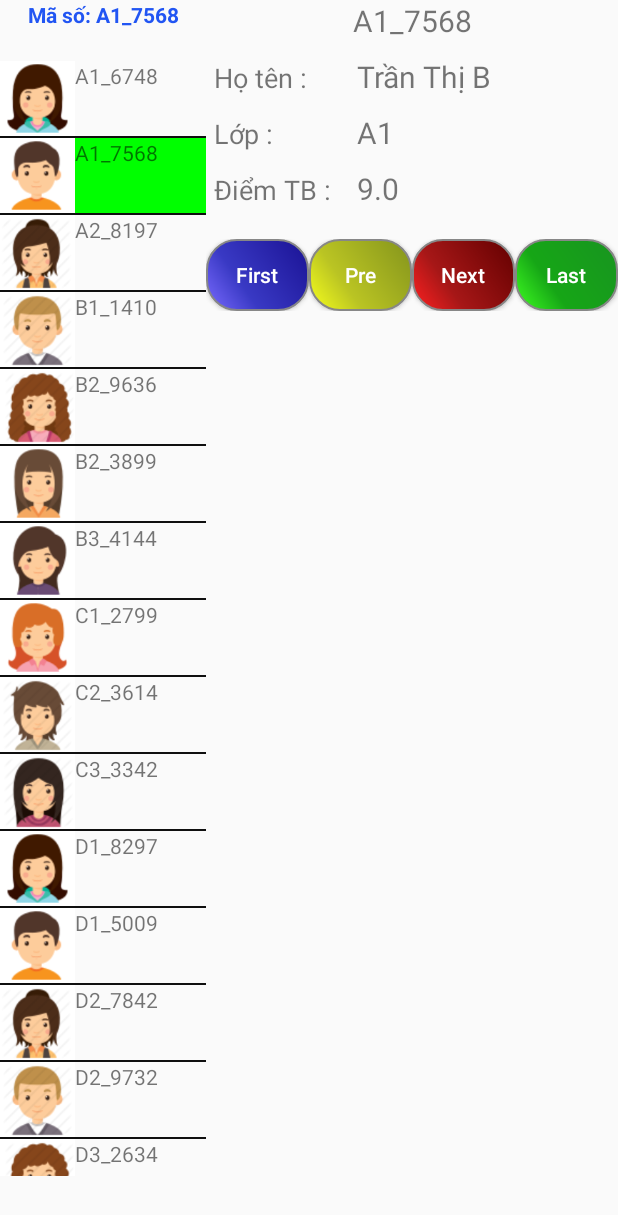
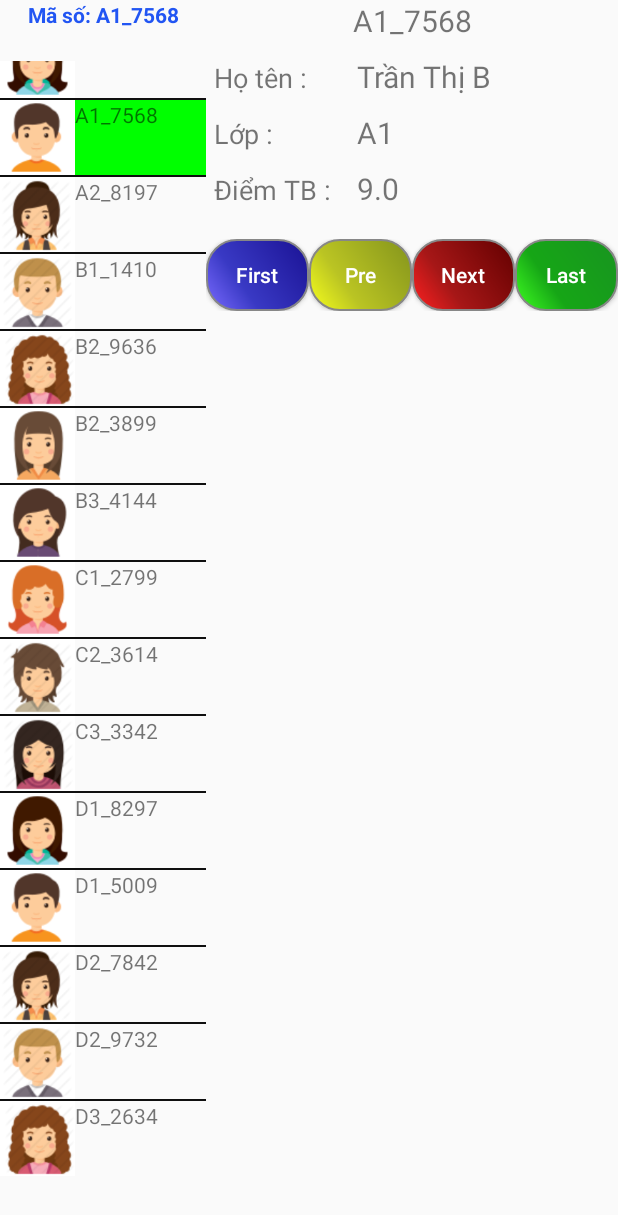
Before and after one commit to nguyenhuynhminhthuan265/BT_Fragment, an Android app: the screen it shows after launch (MainActivity), after a tap on "A1_7568", on a phone screen of 412 x 824 dp. Shown: the top 1215 px of the screen. Run offline under Robolectric (Android 15) with nearby library versions, the phone set to English and light mode, and no system bars; 1 other tap on this screen came first.

Commit message:
complete highlight-item => finish

```diff
--- a/app/src/main/java/com/example/bt_fragment/CustomListAdapter.java
+++ b/app/src/main/java/com/example/bt_fragment/CustomListAdapter.java
@@ -17,13 +17,15 @@ public class CustomListAdapter extends ArrayAdapter<Student> {
     Context context;
     ArrayList<Student> students;
 
+    int posSelected;
     int layoutToBeInflated;
 
-    public CustomListAdapter(Context context, int resource, ArrayList<Student> students)
+    public CustomListAdapter(Context context, int resource, ArrayList<Student> students, int selected)
     {
         super(context, R.layout.layout_list_item, students);
         this.context = context;
         this.students = students;
+        this.posSelected=selected; //mark that which item is selected => change color
         layoutToBeInflated = resource;
     }
 
@@ -37,6 +39,7 @@ public class CustomListAdapter extends ArrayAdapter<Student> {
         return position;
     }
 
+    @Override
     public View getView(int position, View convertView, ViewGroup parent) {
         LayoutInflater layoutInflater = ((Activity) context).getLayoutInflater();
         View row = layoutInflater.inflate(R.layout.layout_list_item, null);
@@ -48,6 +51,11 @@ public class CustomListAdapter extends ArrayAdapter<Student> {
         imgIcon.setImageResource(students.get(position).getIcon());
 
         parent.setBackgroundColor(Color.TRANSPARENT);
+
+        if (position==posSelected)
+        {
+            row.setBackgroundColor(Color.GREEN);
+        }
         return row;
     }
 }
--- a/app/src/main/java/com/example/bt_fragment/FragmentBlue.java
+++ b/app/src/main/java/com/example/bt_fragment/FragmentBlue.java
@@ -37,7 +37,6 @@ public class FragmentBlue extends Fragment implements FragmentCallback{
     TextView txtBlue;
     ListView listView;
     CustomListAdapter adapter;
-    int oldPos=0;
 
     private void readResource() throws IOException
     {
@@ -93,7 +92,7 @@ public class FragmentBlue extends Fragment implements FragmentCallback{
         listView = (ListView) layout_blue.findViewById(R.id.listViewBlue);
         listView.setBackgroundColor(Color.parseColor("#ffccddff"));
 
-        adapter = new CustomListAdapter(context,R.layout.layout_list_item, students);
+        adapter = new CustomListAdapter(context,R.layout.layout_list_item, students,-1); //first time
         listView.setAdapter(adapter);
 
 
@@ -101,31 +100,22 @@ public class FragmentBlue extends Fragment implements FragmentCallback{
             @Override
             public void onItemClick(AdapterView<?> parent, View v, int position, long id) {
                 main.onMsgFromFragToMain("BLUE-FRAG", students, position);
-                Toast.makeText(main,"Selected:!" + position, LENGTH_SHORT).show();
+                Toast.makeText(main,"Selected: " + position, LENGTH_SHORT).show();
                 txtBlue.setText("Mã số: " + students.get(position).get_id());
 
-                if (position!=oldPos)
-                {
+                adapter = new CustomListAdapter(context,R.layout.layout_list_item, students,position); //uodate adapter with new selected item to change color
+                listView.setAdapter(adapter); //update new adapter to listview
 
-                    listView.getChildAt(oldPos).setBackgroundColor(Color.TRANSPARENT);
-                    listView.getChildAt(position).setBackgroundColor(Color.GREEN);
-                }
-
-                oldPos=position;
+                listView.setSelection(position); //select again to scroll screen to selected item
             }
         });
 
-
-
         return layout_blue;
-
     }
 
     @Override
     public void onMsgFromMainToFragment(List<Student> students, int position)
     {
-        listView.performItemClick(listView,position,listView.getAdapter().getItemId(position));
-
-        Toast.makeText(main,"Selected:!" + position, LENGTH_SHORT).show();
+        listView.performItemClick(listView,position,listView.getAdapter().getItemId(position)); //call function setOnItemClickListener() above by emulator an clicking - action
     }
 }
```
